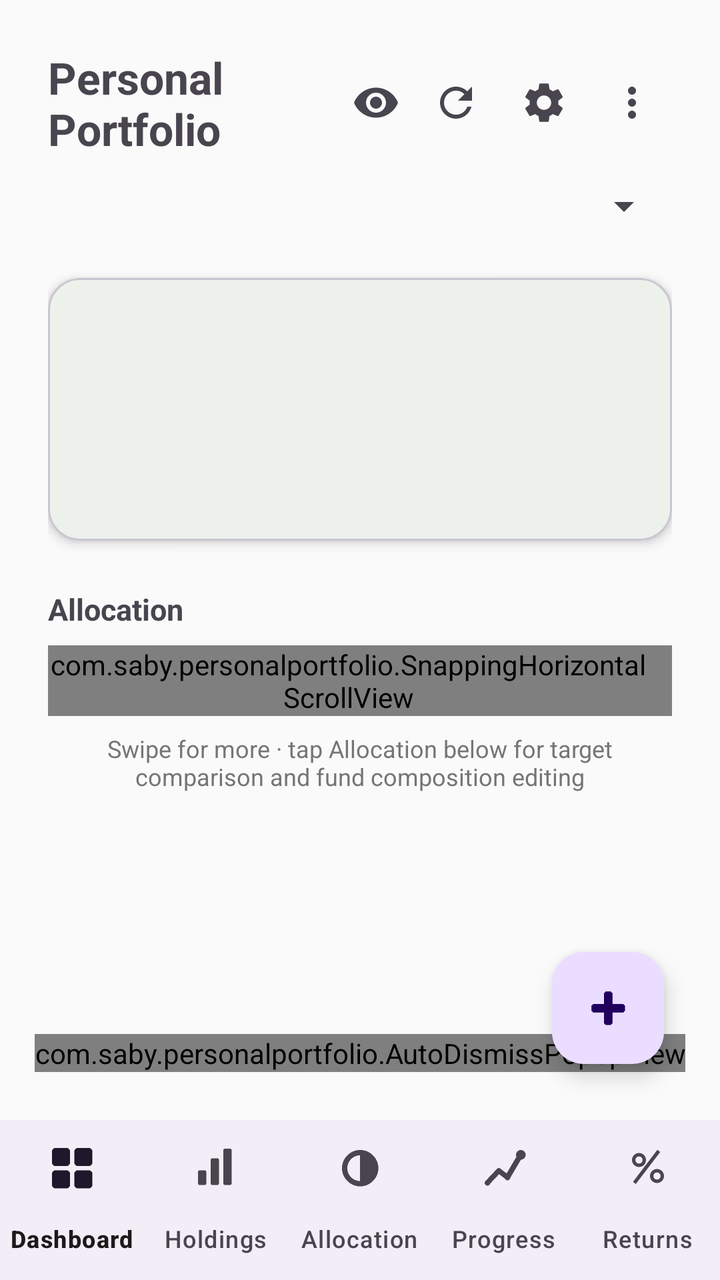
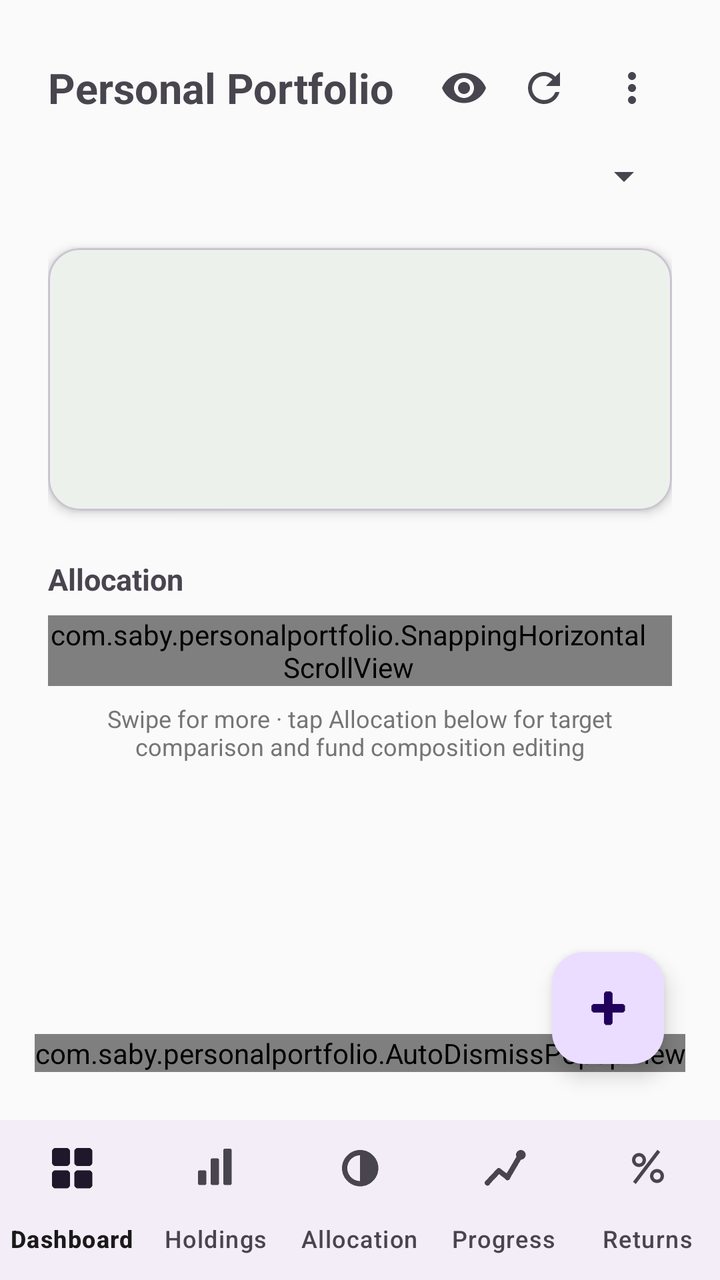

The first picture is an Android layout as it rendered before a commit; the second is the same layout after the commit. The layout source and the unified diff follow.
<!-- AndroidManifest.xml: application theme Theme.PersonalPortfolio -->
<!-- res/layout/activity_main.xml -->
<?xml version="1.0" encoding="utf-8"?>
<LinearLayout xmlns:android="http://schemas.android.com/apk/res/android"
    xmlns:app="http://schemas.android.com/apk/res-auto"
    android:layout_width="match_parent"
    android:layout_height="match_parent"
    android:orientation="vertical">

    <FrameLayout
        android:layout_width="match_parent"
        android:layout_height="0dp"
        android:layout_weight="1">

        <ScrollView
            android:layout_width="match_parent"
            android:layout_height="match_parent">

            <LinearLayout
                android:layout_width="match_parent"
                android:layout_height="wrap_content"
                android:orientation="vertical"
                android:padding="24dp">

                <LinearLayout
                    android:layout_width="match_parent"
                    android:layout_height="wrap_content"
                    android:orientation="horizontal"
                    android:gravity="center_vertical">

                    <TextView
                        android:layout_width="0dp"
                        android:layout_height="wrap_content"
                        android:layout_weight="1"
                        android:text="Personal Portfolio"
                        android:textSize="22sp"
                        android:textStyle="bold" />

                    <ImageButton
                        android:id="@+id/dashboardIncognitoButton"
                        android:layout_width="40dp"
                        android:layout_height="40dp"
                        android:layout_marginStart="4dp"
                        android:padding="8dp"
                        android:background="?attr/selectableItemBackgroundBorderless"
                        android:src="@drawable/ic_eye"
                        android:contentDescription="Toggle incognito mode" />

                    <ImageButton
                        android:id="@+id/dashboardRefreshButton"
                        android:layout_width="40dp"
                        android:layout_height="40dp"
                        android:padding="8dp"
                        android:background="?attr/selectableItemBackgroundBorderless"
                        android:src="@drawable/ic_refresh"
                        android:contentDescription="Refresh prices" />

                    <ImageButton
                        android:id="@+id/dashboardSettingsButton"
                        android:layout_width="40dp"
                        android:layout_height="40dp"
                        android:layout_marginStart="4dp"
                        android:padding="8dp"
                        android:background="?attr/selectableItemBackgroundBorderless"
                        android:src="@drawable/ic_settings_gear"
                        android:contentDescription="Settings" />

                    <ImageButton
                        android:id="@+id/dashboardMoreButton"
                        android:layout_width="40dp"
                        android:layout_height="40dp"
                        android:layout_marginStart="4dp"
                        android:padding="8dp"
                        android:background="?attr/selectableItemBackgroundBorderless"
                        android:src="@drawable/ic_more_vert"
                        android:contentDescription="More" />

                </LinearLayout>

                <Spinner
                    android:id="@+id/dashboardMemberSpinner"
                    android:layout_width="match_parent"
                    android:layout_height="wrap_content"
                    android:layout_marginTop="12dp" />

                <include
                    android:id="@+id/dashboardStatsCard"
                    layout="@layout/include_stats_card"
                    android:layout_width="match_parent"
                    android:layout_height="wrap_content"
                    android:layout_marginTop="24dp" />

                <TextView
                    android:layout_width="match_parent"
                    android:layout_height="wrap_content"
                    android:layout_marginTop="24dp"
                    android:text="Allocation"
                    android:textSize="15sp"
                    android:textStyle="bold" />

                
                <com.saby.personalportfolio.SnappingHorizontalScrollView
                    android:layout_width="match_parent"
                    android:layout_height="wrap_content"
                    android:layout_marginTop="8dp"
                    android:clipToPadding="false"
                    android:paddingEnd="12dp"
                    android:scrollbars="none">

                    <LinearLayout
                        android:layout_width="wrap_content"
                        android:layout_height="wrap_content"
                        android:orientation="horizontal">

                        <com.google.android.material.card.MaterialCardView
                            android:layout_width="240dp"
                            android:layout_height="300dp"
                            app:cardCornerRadius="16dp"
                            app:cardElevation="3dp">

                            <LinearLayout
                                android:layout_width="match_parent"
                                android:layout_height="match_parent"
                                android:orientation="vertical"
                                android:gravity="top|center_horizontal"
                                android:padding="16dp">

                                <TextView
                                    android:layout_width="match_parent"
                                    android:layout_height="wrap_content"
                                    android:text="Market Cap"
                                    android:textSize="13sp"
                                    android:textStyle="bold"
                                    android:gravity="center"
                                    android:minLines="2"
                                    android:maxLines="2" />

                                <com.saby.personalportfolio.DonutChartView
                                    android:id="@+id/dashboardDonutMarketCap"
                                    android:layout_width="110dp"
                                    android:layout_height="110dp"
                                    android:layout_marginTop="10dp" />

                                <com.saby.personalportfolio.DonutLegendView
                                    android:id="@+id/dashboardDonutLegendMarketCap"
                                    android:layout_width="match_parent"
                                    android:layout_height="wrap_content"
                                    android:layout_marginTop="10dp" />

                            </LinearLayout>

                        </com.google.android.material.card.MaterialCardView>

                        <com.google.android.material.card.MaterialCardView
                            android:layout_width="240dp"
                            android:layout_height="300dp"
                            android:layout_marginStart="12dp"
                            app:cardCornerRadius="16dp"
                            app:cardElevation="3dp">

                            <LinearLayout
                                android:layout_width="match_parent"
                                android:layout_height="match_parent"
                                android:orientation="vertical"
                                android:gravity="top|center_horizontal"
                                android:padding="16dp">

                                <TextView
                                    android:layout_width="match_parent"
                                    android:layout_height="wrap_content"
                                    android:text="Indian vs. International"
                                    android:textSize="13sp"
                                    android:textStyle="bold"
                                    android:gravity="center"
                                    android:minLines="2"
                                    android:maxLines="2" />

                                <com.saby.personalportfolio.DonutChartView
                                    android:id="@+id/dashboardDonutOrigin"
                                    android:layout_width="110dp"
                                    android:layout_height="110dp"
                                    android:layout_marginTop="10dp" />

                                <com.saby.personalportfolio.DonutLegendView
                                    android:id="@+id/dashboardDonutLegendOrigin"
                                    android:layout_width="match_parent"
                                    android:layout_height="wrap_content"
                                    android:layout_marginTop="10dp" />

                            </LinearLayout>

                        </com.google.android.material.card.MaterialCardView>

                        <com.google.android.material.card.MaterialCardView
                            android:layout_width="240dp"
                            android:layout_height="300dp"
                            android:layout_marginStart="12dp"
                            app:cardCornerRadius="16dp"
                            app:cardElevation="3dp">

                            <LinearLayout
                                android:layout_width="match_parent"
                                android:layout_height="match_parent"
                                android:orientation="vertical"
                                android:gravity="top|center_horizontal"
                                android:padding="16dp">

                                <TextView
                                    android:layout_width="match_parent"
                                    android:layout_height="wrap_content"
                                    android:text="Equity / Debt / Commodity"
                                    android:textSize="13sp"
                                    android:textStyle="bold"
                                    android:gravity="center"
                                    android:minLines="2"
                                    android:maxLines="2" />

                                <com.saby.personalportfolio.DonutChartView
                                    android:id="@+id/dashboardDonutClass"
                                    android:layout_width="110dp"
                                    android:layout_height="110dp"
                                    android:layout_marginTop="10dp" />

                                <com.saby.personalportfolio.DonutLegendView
                                    android:id="@+id/dashboardDonutLegendClass"
                                    android:layout_width="match_parent"
                                    android:layout_height="wrap_content"
                                    android:layout_marginTop="10dp" />

                            </LinearLayout>

                        </com.google.android.material.card.MaterialCardView>

                    </LinearLayout>

                </com.saby.personalportfolio.SnappingHorizontalScrollView>

                <TextView
                    android:id="@+id/dashboardAllocationHint"
                    android:layout_width="match_parent"
                    android:layout_height="wrap_content"
                    android:layout_marginTop="8dp"
                    android:textSize="12sp"
                    android:textColor="#757575"
                    android:gravity="center"
                    android:text="Swipe for more · tap Allocation below for target comparison and fund composition editing" />

                
                <View
                    android:layout_width="match_parent"
                    android:layout_height="72dp" />

            </LinearLayout>

        </ScrollView>

        <com.google.android.material.floatingactionbutton.FloatingActionButton
            android:id="@+id/importFab"
            android:layout_width="wrap_content"
            android:layout_height="wrap_content"
            android:layout_gravity="bottom|end"
            android:layout_margin="28dp"
            android:contentDescription="Import CAS PDF"
            app:srcCompat="@drawable/ic_fab_add" />

        
        <com.saby.personalportfolio.AutoDismissPopupView
            android:id="@+id/dashboardPeriodGainPopup"
            android:layout_width="wrap_content"
            android:layout_height="wrap_content"
            android:layout_gravity="bottom|center_horizontal"
            android:layout_marginBottom="24dp" />

    </FrameLayout>

    <com.google.android.material.bottomnavigation.BottomNavigationView
        android:id="@+id/bottomNav"
        android:layout_width="match_parent"
        android:layout_height="wrap_content"
        app:menu="@menu/bottom_nav_menu"
        app:labelVisibilityMode="labeled" />

</LinearLayout>
<!-- res/layout/include_stats_card.xml (included above) -->
<?xml version="1.0" encoding="utf-8"?>
<com.google.android.material.card.MaterialCardView xmlns:android="http://schemas.android.com/apk/res/android"
    xmlns:app="http://schemas.android.com/apk/res-auto"
    android:layout_width="match_parent"
    android:layout_height="wrap_content"
    app:cardCornerRadius="16dp"
    app:cardElevation="3dp">

    <LinearLayout
        android:layout_width="match_parent"
        android:layout_height="wrap_content"
        android:orientation="vertical"
        android:padding="20dp">

        <TextView
            android:id="@+id/statsCardDate"
            android:layout_width="match_parent"
            android:layout_height="wrap_content"
            android:textSize="14sp"
            android:textColor="@color/colorNeutral"
            android:textStyle="bold"
            android:visibility="gone" />

        <TextView
            android:id="@+id/statsCardValue"
            android:layout_width="match_parent"
            android:layout_height="wrap_content"
            android:layout_marginTop="4dp"
            android:textSize="28sp"
            android:textStyle="bold" />

        <TextView
            android:id="@+id/statsCardGain"
            android:layout_width="match_parent"
            android:layout_height="wrap_content"
            android:layout_marginTop="8dp"
            android:textSize="15sp"
            android:textStyle="bold" />

        
        <LinearLayout
            android:id="@+id/statsCardPeriodGainsRow"
            android:layout_width="match_parent"
            android:layout_height="wrap_content"
            android:layout_marginTop="10dp"
            android:orientation="horizontal"
            android:visibility="gone">

            <LinearLayout
                android:id="@+id/statsCardPeriodGainDayChip"
                android:layout_width="0dp"
                android:layout_height="wrap_content"
                android:layout_weight="1"
                android:layout_marginEnd="6dp"
                android:orientation="vertical"
                android:gravity="center"
                android:padding="8dp"
                android:background="@drawable/bg_period_gain_chip"
                android:clickable="true"
                android:focusable="true">

                <TextView
                    android:layout_width="wrap_content"
                    android:layout_height="wrap_content"
                    android:text="Day"
                    android:textSize="11sp"
                    android:textColor="@color/colorNeutral" />

                <TextView
                    android:id="@+id/statsCardPeriodGainDayAmount"
                    android:layout_width="wrap_content"
                    android:layout_height="wrap_content"
                    android:layout_marginTop="2dp"
                    android:textSize="13sp"
                    android:textStyle="bold" />

                <TextView
                    android:id="@+id/statsCardPeriodGainDayPercent"
                    android:layout_width="wrap_content"
                    android:layout_height="wrap_content"
                    android:textSize="11sp" />

            </LinearLayout>

            <LinearLayout
                android:id="@+id/statsCardPeriodGainYearChip"
                android:layout_width="0dp"
                android:layout_height="wrap_content"
                android:layout_weight="1"
                android:layout_marginEnd="6dp"
                android:orientation="vertical"
                android:gravity="center"
                android:padding="8dp"
                android:background="@drawable/bg_period_gain_chip"
                android:clickable="true"
                android:focusable="true">

                <TextView
                    android:layout_width="wrap_content"
                    android:layout_height="wrap_content"
                    android:text="1 year"
                    android:textSize="11sp"
                    android:textColor="@color/colorNeutral" />

                <TextView
                    android:id="@+id/statsCardPeriodGainYearAmount"
                    android:layout_width="wrap_content"
                    android:layout_height="wrap_content"
                    android:layout_marginTop="2dp"
                    android:textSize="13sp"
                    android:textStyle="bold" />

                <TextView
                    android:id="@+id/statsCardPeriodGainYearPercent"
                    android:layout_width="wrap_content"
                    android:layout_height="wrap_content"
                    android:textSize="11sp" />

            </LinearLayout>

            <LinearLayout
                android:id="@+id/statsCardPeriodGainCalendarYearChip"
                android:layout_width="0dp"
                android:layout_height="wrap_content"
                android:layout_weight="1"
                android:orientation="vertical"
                android:gravity="center"
                android:padding="8dp"
                android:background="@drawable/bg_period_gain_chip"
                android:clickable="true"
                android:focusable="true">

                <TextView
                    android:layout_width="wrap_content"
                    android:layout_height="wrap_content"
                    android:text="Calendar year"
                    android:textSize="11sp"
                    android:textColor="@color/colorNeutral" />

                <TextView
                    android:id="@+id/statsCardPeriodGainCalendarYearAmount"
                    android:layout_width="wrap_content"
                    android:layout_height="wrap_content"
                    android:layout_marginTop="2dp"
                    android:textSize="13sp"
                    android:textStyle="bold" />

                <TextView
                    android:id="@+id/statsCardPeriodGainCalendarYearPercent"
                    android:layout_width="wrap_content"
                    android:layout_height="wrap_content"
                    android:textSize="11sp" />

            </LinearLayout>

        </LinearLayout>

        <TextView
            android:id="@+id/statsCardInvested"
            android:layout_width="match_parent"
            android:layout_height="wrap_content"
            android:layout_marginTop="12dp"
            android:textSize="13sp"
            android:textColor="@color/colorNeutral"
            android:visibility="gone" />

        <TextView
            android:id="@+id/statsCardXirr"
            android:layout_width="match_parent"
            android:layout_height="wrap_content"
            android:layout_marginTop="4dp"
            android:textSize="13sp"
            android:textColor="@color/colorNeutral" />

        <TextView
            android:id="@+id/statsCardCount"
            android:layout_width="match_parent"
            android:layout_height="wrap_content"
            android:layout_marginTop="10dp"
            android:textSize="12sp"
            android:textColor="@color/colorNeutral"
            android:visibility="gone" />

    </LinearLayout>

</com.google.android.material.card.MaterialCardView>
<!-- resources referenced by this layout -->
<resources>
  <color name="colorNeutral">#757575</color>
  <!-- drawable bg_period_gain_chip (drawable) -->
  <?xml version="1.0" encoding="utf-8"?>
  <shape xmlns:android="http://schemas.android.com/apk/res/android"
      android:shape="rectangle">
      <corners android:radius="10dp" />
      <solid android:color="@color/colorNeutralBg" />
  </shape>
  <!-- drawable ic_eye (drawable) -->
  <vector xmlns:android="http://schemas.android.com/apk/res/android"
      android:width="24dp"
      android:height="24dp"
      android:viewportWidth="24"
      android:viewportHeight="24"
      android:tint="?attr/colorControlNormal">
      <path
          android:fillColor="#FF000000"
          android:pathData="M12,4.5C7,4.5 2.73,7.61 1,12c1.73,4.39 6,7.5 11,7.5s9.27,-3.11 11,-7.5c-1.73,-4.39 -6,-7.5 -11,-7.5zM12,17c-2.76,0 -5,-2.24 -5,-5s2.24,-5 5,-5 5,2.24 5,5 -2.24,5 -5,5zM12,9c-1.66,0 -3,1.34 -3,3s1.34,3 3,3 3,-1.34 3,-3 -1.34,-3 -3,-3z" />
  </vector>
  <!-- drawable ic_more_vert (drawable) -->
  <?xml version="1.0" encoding="utf-8"?>
  <vector xmlns:android="http://schemas.android.com/apk/res/android"
      android:width="24dp"
      android:height="24dp"
      android:viewportWidth="24"
      android:viewportHeight="24"
      android:tint="?attr/colorControlNormal">
      <path
          android:fillColor="@android:color/white"
          android:pathData="M12,8c1.1,0 2,-0.9 2,-2s-0.9,-2 -2,-2 -2,0.9 -2,2 0.9,2 2,2zM12,10c-1.1,0 -2,0.9 -2,2s0.9,2 2,2 2,-0.9 2,-2 -0.9,-2 -2,-2zM12,16c-1.1,0 -2,0.9 -2,2s0.9,2 2,2 2,-0.9 2,-2 -0.9,-2 -2,-2z" />
  </vector>
  <!-- drawable ic_refresh (drawable) -->
  <vector xmlns:android="http://schemas.android.com/apk/res/android"
      android:width="24dp"
      android:height="24dp"
      android:viewportWidth="24"
      android:viewportHeight="24"
      android:tint="?attr/colorControlNormal">
      <path
          android:fillColor="#FF000000"
          android:pathData="M17.65,6.35C16.2,4.9 14.21,4 12,4c-4.42,0 -7.99,3.58 -7.99,8s3.57,8 7.99,8c3.73,0 6.84,-2.55 7.73,-6h-2.08c-0.82,2.33 -3.04,4 -5.65,4 -3.31,0 -6,-2.69 -6,-6s2.69,-6 6,-6c1.66,0 3.14,0.69 4.22,1.78L13,11h7V4l-2.35,2.35z" />
  </vector>
  <!-- drawable ic_settings_gear (drawable) -->
  <vector xmlns:android="http://schemas.android.com/apk/res/android"
      android:width="24dp"
      android:height="24dp"
      android:viewportWidth="24"
      android:viewportHeight="24"
      android:tint="?attr/colorControlNormal">
      <path
          android:fillColor="#FF000000"
          android:pathData="M19.14,12.94c0.04,-0.3 0.06,-0.61 0.06,-0.94c0,-0.32 -0.02,-0.64 -0.07,-0.94l2.03,-1.58c0.18,-0.14 0.23,-0.41 0.12,-0.61l-1.92,-3.32c-0.12,-0.22 -0.37,-0.29 -0.59,-0.22l-2.39,0.96c-0.5,-0.38 -1.03,-0.7 -1.62,-0.94L14.4,2.81c-0.04,-0.24 -0.24,-0.41 -0.48,-0.41h-3.84c-0.24,0 -0.43,0.17 -0.47,0.41L9.25,5.35C8.66,5.59 8.12,5.92 7.63,6.29L5.24,5.33c-0.22,-0.08 -0.47,0 -0.59,0.22L2.74,8.87C2.62,9.08 2.66,9.34 2.86,9.48l2.03,1.58C4.84,11.36 4.8,11.69 4.8,12s0.02,0.64 0.07,0.94l-2.03,1.58c-0.18,0.14 -0.23,0.41 -0.12,0.61l1.92,3.32c0.12,0.22 0.37,0.29 0.59,0.22l2.39,-0.96c0.5,0.38 1.03,0.7 1.62,0.94l0.36,2.54c0.05,0.24 0.24,0.41 0.48,0.41h3.84c0.24,0 0.44,-0.17 0.47,-0.41l0.36,-2.54c0.59,-0.24 1.13,-0.56 1.62,-0.94l2.39,0.96c0.22,0.08 0.47,0 0.59,-0.22l1.92,-3.32c0.12,-0.22 0.07,-0.47 -0.12,-0.61L19.14,12.94zM12,15.6c-1.98,0 -3.6,-1.62 -3.6,-3.6s1.62,-3.6 3.6,-3.6s3.6,1.62 3.6,3.6S13.98,15.6 12,15.6z" />
  </vector>
  <color name="colorNeutralBg">#EDEDED</color>
  <color name="colorPrimary">#1B5E20</color>
  <color name="colorPrimaryVariant">#0D3B12</color>
  <color name="colorOnPrimary">#FFFFFF</color>
  <color name="colorSecondary">#00897B</color>
  <color name="colorOnSecondary">#FFFFFF</color>
  <color name="colorBackground">#FAFAFA</color>
  <color name="colorOnBackground">#1A1A1A</color>
  <color name="colorSurface">#FFFFFF</color>
  <color name="colorOnSurface">#1A1A1A</color>
  <!-- unchanged entries left out for length: 2 -->
</resources>

<!-- the commit's change to res/layout/activity_main.xml (unified diff, before → after) -->
@@ -31,8 +31,10 @@
                         android:layout_height="wrap_content"
                         android:layout_weight="1"
                         android:text="Personal Portfolio"
-                        android:textSize="22sp"
-                        android:textStyle="bold" />
+                        android:textSize="21sp"
+                        android:textStyle="bold"
+                        android:maxLines="1"
+                        android:ellipsize="end" />
 
                     <ImageButton
                         android:id="@+id/dashboardIncognitoButton"
@@ -52,16 +54,6 @@
                         android:background="?attr/selectableItemBackgroundBorderless"
                         android:src="@drawable/ic_refresh"
                         android:contentDescription="Refresh prices" />
-
-                    <ImageButton
-                        android:id="@+id/dashboardSettingsButton"
-                        android:layout_width="40dp"
-                        android:layout_height="40dp"
-                        android:layout_marginStart="4dp"
-                        android:padding="8dp"
-                        android:background="?attr/selectableItemBackgroundBorderless"
-                        android:src="@drawable/ic_settings_gear"
-                        android:contentDescription="Settings" />
 
                     <ImageButton
                         android:id="@+id/dashboardMoreButton"
<!-- resource entries referenced after the edit -->
@@ -42,17 +42,6 @@
           android:fillColor="#FF000000"
           android:pathData="M17.65,6.35C16.2,4.9 14.21,4 12,4c-4.42,0 -7.99,3.58 -7.99,8s3.57,8 7.99,8c3.73,0 6.84,-2.55 7.73,-6h-2.08c-0.82,2.33 -3.04,4 -5.65,4 -3.31,0 -6,-2.69 -6,-6s2.69,-6 6,-6c1.66,0 3.14,0.69 4.22,1.78L13,11h7V4l-2.35,2.35z" />
   </vector>
-  <!-- drawable ic_settings_gear (drawable) -->
-  <vector xmlns:android="http://schemas.android.com/apk/res/android"
-      android:width="24dp"
-      android:height="24dp"
-      android:viewportWidth="24"
-      android:viewportHeight="24"
-      android:tint="?attr/colorControlNormal">
-      <path
-          android:fillColor="#FF000000"
-          android:pathData="M19.14,12.94c0.04,-0.3 0.06,-0.61 0.06,-0.94c0,-0.32 -0.02,-0.64 -0.07,-0.94l2.03,-1.58c0.18,-0.14 0.23,-0.41 0.12,-0.61l-1.92,-3.32c-0.12,-0.22 -0.37,-0.29 -0.59,-0.22l-2.39,0.96c-0.5,-0.38 -1.03,-0.7 -1.62,-0.94L14.4,2.81c-0.04,-0.24 -0.24,-0.41 -0.48,-0.41h-3.84c-0.24,0 -0.43,0.17 -0.47,0.41L9.25,5.35C8.66,5.59 8.12,5.92 7.63,6.29L5.24,5.33c-0.22,-0.08 -0.47,0 -0.59,0.22L2.74,8.87C2.62,9.08 2.66,9.34 2.86,9.48l2.03,1.58C4.84,11.36 4.8,11.69 4.8,12s0.02,0.64 0.07,0.94l-2.03,1.58c-0.18,0.14 -0.23,0.41 -0.12,0.61l1.92,3.32c0.12,0.22 0.37,0.29 0.59,0.22l2.39,-0.96c0.5,0.38 1.03,0.7 1.62,0.94l0.36,2.54c0.05,0.24 0.24,0.41 0.48,0.41h3.84c0.24,0 0.44,-0.17 0.47,-0.41l0.36,-2.54c0.59,-0.24 1.13,-0.56 1.62,-0.94l2.39,0.96c0.22,0.08 0.47,0 0.59,-0.22l1.92,-3.32c0.12,-0.22 0.07,-0.47 -0.12,-0.61L19.14,12.94zM12,15.6c-1.98,0 -3.6,-1.62 -3.6,-3.6s1.62,-3.6 3.6,-3.6s3.6,1.62 3.6,3.6S13.98,15.6 12,15.6z" />
-  </vector>
   <color name="colorNeutralBg">#EDEDED</color>
   <color name="colorPrimary">#1B5E20</color>
   <color name="colorPrimaryVariant">#0D3B12</color>
